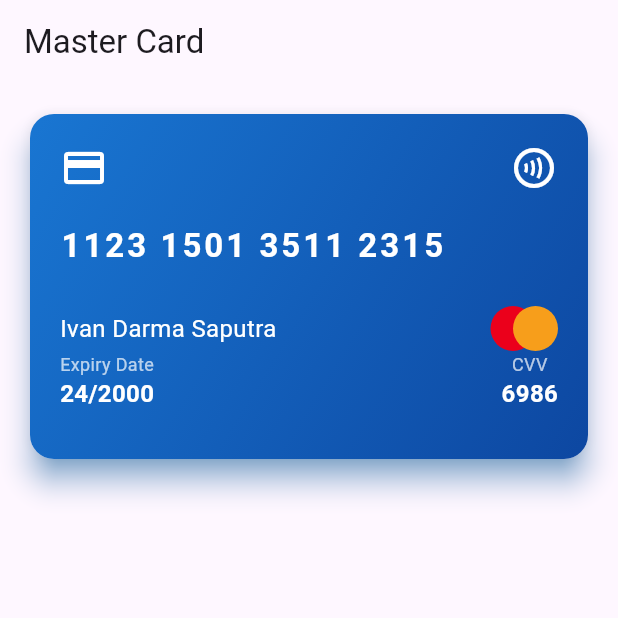
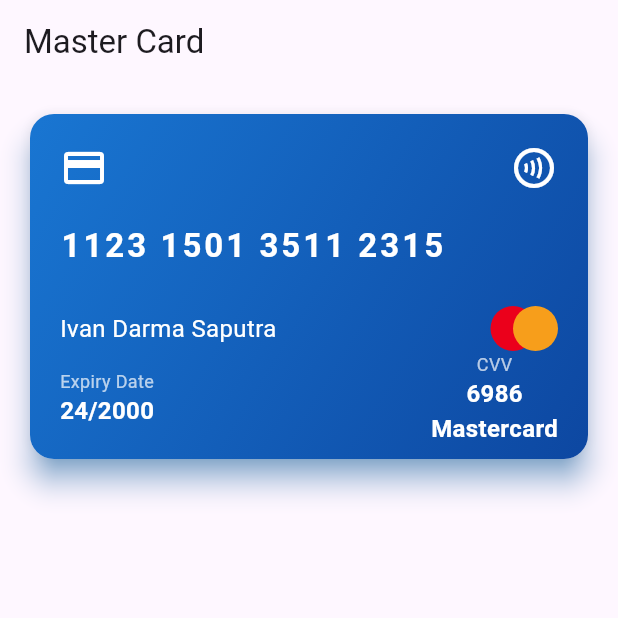
Before and after one commit to GUYwithPTSD/tugas_week8_1123150135, a Flutter app: the screen it shows after launch, on a phone screen of 412 x 824 dp, the top half of it. Run offline on Flutter 3.47's test engine with Material 3 defaults, Android fonts, the phone set to English and light mode, and no system bars.

Commit message:
membuat teks master card

```diff
--- a/lib/pages/mastercard.dart
+++ b/lib/pages/mastercard.dart
@@ -138,6 +138,14 @@
                                         fontWeight: FontWeight.bold,
                                       ),
                                     ),
+                                    Text(
+                                      "Mastercard",
+                                      style: TextStyle(
+                                        fontSize: 16.0,
+                                        fontWeight: FontWeight.bold,
+                                        color: Colors.white,
+                                      ),
+                                    ),
                                   ],
                                 ),
                               ],
```
